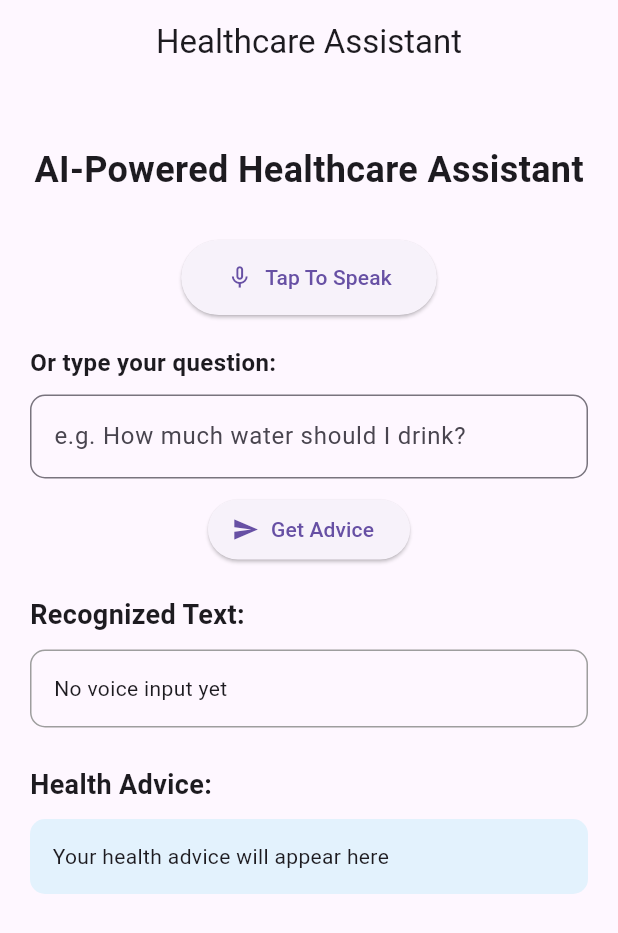
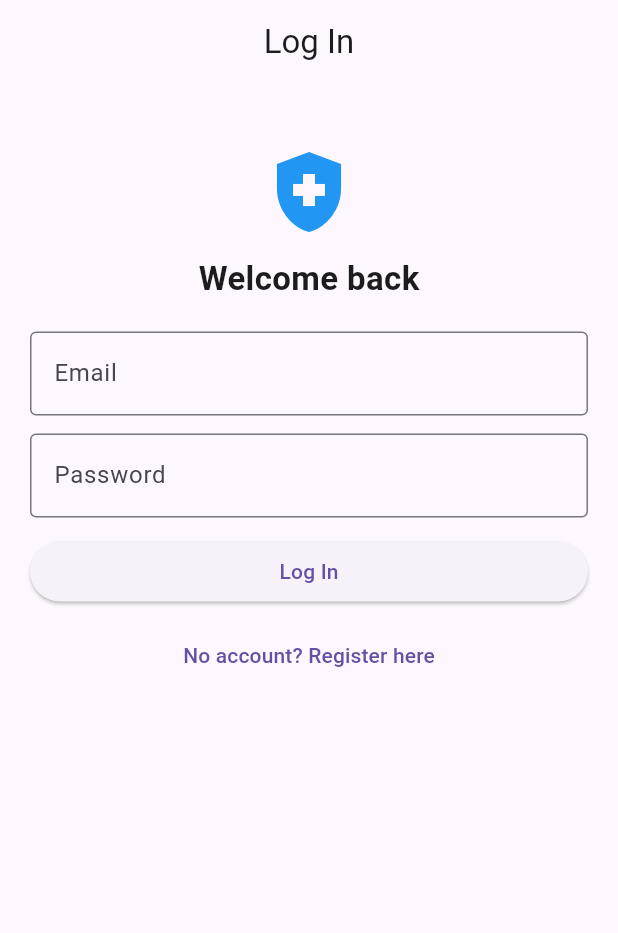
Before and after one commit to TONNY-TED/SE2026-24311351014-voice-health-advisor, a Flutter app: the screen it shows after launch, on a phone screen of 412 x 824 dp. Shown: the top 933 px of the screen. Run offline on Flutter 3.47's test engine with Material 3 defaults, Android fonts, the phone set to English and light mode, and no system bars; our stand-ins replace shared_preferences, speech_to_text.

Commit message:
log in pag and authontification service

```diff
--- a/lib/main.dart
+++ b/lib/main.dart
@@ -3,6 +3,10 @@ import 'package:flutter/material.dart';
 
 // Import Speech Recognition Module (Week 2: Voice Recognition)
 import 'package:healthcare_assistant/services/speech_service.dart';
+
+// Import Authentication Module (register / login / saved profile)
+import 'package:healthcare_assistant/services/auth_service.dart';
+import 'package:healthcare_assistant/screens/login_screen.dart';
 
 // Application entry point
 void main() {
@@ -21,14 +25,63 @@ class HealthcareAssistantApp extends StatelessWidget {
       theme: ThemeData(
         primarySwatch: Colors.blue,
       ),
-      home: const HomeScreen(),
+      // AuthGate decides: logged in -> HomeScreen, logged out -> LoginScreen.
+      home: const AuthGate(),
     );
   }
 }
 
-// Home Screen Widget
+// Auth gate: checks saved session on startup and switches screens.
+class AuthGate extends StatefulWidget {
+  const AuthGate({super.key});
+
+  @override
+  State<AuthGate> createState() => _AuthGateState();
+}
+
+class _AuthGateState extends State<AuthGate> {
+  // Auth service for session lookup.
+  final AuthService _auth = AuthService();
+
+  // Cached login state (null = still loading).
+  bool? _loggedIn;
+
+  @override
+  void initState() {
+    super.initState();
+    // Check saved profile once when app opens.
+    _checkSession();
+  }
+
+  // Look for a saved logged-in user.
+  Future<void> _checkSession() async {
+    final user = await _auth.currentUser();
+    setState(() => _loggedIn = user != null);
+  }
+
+  @override
+  Widget build(BuildContext context) {
+    // Show spinner while reading saved session.
+    if (_loggedIn == null) {
+      return const Scaffold(
+        body: Center(child: CircularProgressIndicator()),
+      );
+    }
+
+    // Logged in -> main app, else -> login.
+    if (_loggedIn!) {
+      return HomeScreen(onLoggedOut: () => setState(() => _loggedIn = false));
+    }
+    return LoginScreen(onLoggedIn: () => setState(() => _loggedIn = true));
+  }
+}
+
+// Home Screen Widget (main app after login)
 class HomeScreen extends StatefulWidget {
-  const HomeScreen({super.key});
+  // Called after logout so AuthGate can switch back to login.
+  final VoidCallback? onLoggedOut;
+
+  const HomeScreen({super.key, this.onLoggedOut});
 
   @override
   State<HomeScreen> createState() => _HomeScreenState();
@@ -37,6 +90,12 @@ class HomeScreen extends StatefulWidget {
 // Home Screen State: handles Week 2 voice flow
 // Tap Button -> Speak -> Text Appears -> Advice Appears
 class _HomeScreenState extends State<HomeScreen> {
+  // Auth service for profile display + logout.
+  final AuthService _auth = AuthService();
+
+  // Cached profile text shown in the app bar subtitle.
+  String _profileLabel = '';
+
   // Voice recognition module (all mic logic lives in this service).
   final SpeechService _speechService = SpeechService();
 
@@ -58,6 +117,23 @@ class _HomeScreenState extends State<HomeScreen> {
 
     // Prepare speech recognition early so tapping the mic is fast.
     _initSpeech();
+
+    // Load saved profile to show who is logged in.
+    _loadProfile();
+  }
+
+  // Load current user profile for the header + welcome text.
+  Future<void> _loadProfile() async {
+    final user = await _auth.currentUser();
+    if (mounted && user != null) {
+      setState(() => _profileLabel = '${user.name} (${user.email})');
+    }
+  }
+
+  // Log out and return to the login screen.
+  Future<void> _logout() async {
+    await _auth.logout();
+    widget.onLoggedOut?.call();
   }
 
   @override
@@ -160,10 +236,18 @@ class _HomeScreenState extends State<HomeScreen> {
   Widget build(BuildContext context) {
     return Scaffold(
 
-      // Top App Bar
+      // Top App Bar with saved profile + logout.
       appBar: AppBar(
         title: const Text("Healthcare Assistant"),
         centerTitle: true,
+        actions: [
+          // Logout button: clears session and shows login screen.
+          IconButton(
+            icon: const Icon(Icons.logout),
+            tooltip: 'Log out',
+            onPressed: _logout,
+          ),
+        ],
       ),
 
       // Screen Body (scrollable so keyboard does not overflow)
@@ -183,6 +267,16 @@ class _HomeScreenState extends State<HomeScreen> {
                   fontWeight: FontWeight.bold,
                 ),
               ),
+
+              // Saved user profile line (from register / login).
+              if (_profileLabel.isNotEmpty)
+                Padding(
+                  padding: const EdgeInsets.only(top: 8),
+                  child: Text(
+                    'Logged in as $_profileLabel',
+                    style: const TextStyle(color: Colors.grey),
+                  ),
+                ),
 
               const SizedBox(height: 30),
 
--- /dev/null
+++ b/lib/screens/login_screen.dart
@@ -0,0 +1,145 @@
+// Login Screen: email + password entry for existing users.
+
+import 'package:flutter/material.dart';
+
+import '../services/auth_service.dart';
+import 'register_screen.dart';
+
+class LoginScreen extends StatefulWidget {
+  // Called after a successful login so the app can reload the session.
+  final VoidCallback onLoggedIn;
+
+  const LoginScreen({super.key, required this.onLoggedIn});
+
+  @override
+  State<LoginScreen> createState() => _LoginScreenState();
+}
+
+class _LoginScreenState extends State<LoginScreen> {
+  // Auth logic lives in this service.
+  final AuthService _auth = AuthService();
+
+  // Controllers for the two input boxes.
+  final TextEditingController _emailController = TextEditingController();
+  final TextEditingController _passwordController = TextEditingController();
+
+  // Error text shown under the button (null = no error).
+  String? _error;
+
+  // Spinner while waiting for storage.
+  bool _busy = false;
+
+  @override
+  void dispose() {
+    // Free controllers when screen closes.
+    _emailController.dispose();
+    _passwordController.dispose();
+    super.dispose();
+  }
+
+  // Try to log in with the typed email + password.
+  Future<void> _doLogin() async {
+    setState(() {
+      _busy = true;
+      _error = null;
+    });
+
+    // Ask the auth module to validate credentials.
+    final err = await _auth.login(
+      email: _emailController.text,
+      password: _passwordController.text,
+    );
+
+    setState(() => _busy = false);
+
+    // Show error or notify the app that login succeeded.
+    if (err != null) {
+      setState(() => _error = err);
+    } else {
+      widget.onLoggedIn();
+    }
+  }
+
+  @override
+  Widget build(BuildContext context) {
+    return Scaffold(
+      // Top bar for the auth section.
+      appBar: AppBar(title: const Text('Log In'), centerTitle: true),
+      body: SingleChildScrollView(
+        child: Padding(
+          padding: const EdgeInsets.all(20),
+          child: Column(
+            children: [
+              const SizedBox(height: 20),
+              const Icon(Icons.health_and_safety, size: 64, color: Colors.blue),
+              const SizedBox(height: 10),
+              const Text(
+                'Welcome back',
+                style: TextStyle(fontSize: 22, fontWeight: FontWeight.bold),
+              ),
+              const SizedBox(height: 20),
+
+              // Email input box.
+              TextField(
+                controller: _emailController,
+                keyboardType: TextInputType.emailAddress,
+                decoration: const InputDecoration(
+                  labelText: 'Email',
+                  border: OutlineInputBorder(),
+                ),
+              ),
+              const SizedBox(height: 12),
+
+              // Password input box (hidden text).
+              TextField(
+                controller: _passwordController,
+                obscureText: true,
+                decoration: const InputDecoration(
+                  labelText: 'Password',
+                  border: OutlineInputBorder(),
+                ),
+                onSubmitted: (_) => _doLogin(),
+              ),
+              const SizedBox(height: 12),
+
+              // Error message area.
+              if (_error != null)
+                Text(_error!, style: const TextStyle(color: Colors.red)),
+              if (_error != null) const SizedBox(height: 8),
+
+              // Login button with spinner while busy.
+              SizedBox(
+                width: double.infinity,
+                child: ElevatedButton(
+                  onPressed: _busy ? null : _doLogin,
+                  child: _busy
+                      ? const SizedBox(
+                          height: 20,
+                          width: 20,
+                          child: CircularProgressIndicator(strokeWidth: 2),
+                        )
+                      : const Text('Log In'),
+                ),
+              ),
+              const SizedBox(height: 8),
+
+              // Link to registration for new users.
+              TextButton(
+                onPressed: () {
+                  Navigator.push(
+                    context,
+                    MaterialPageRoute(
+                      builder: (_) =>
+                          RegisterScreen(onRegistered: widget.onLoggedIn),
+                    ),
+                  );
+                },
+                child: const Text("No account? Register here"),
+              ),
+            ],
+          ),
+        ),
+      ),
+    );
+  }
+}
--- /dev/null
+++ b/lib/services/auth_service.dart
@@ -0,0 +1,121 @@
+// Authentication Module: register, login, save user profile locally.
+// Uses shared_preferences so the session survives app restarts.
+// NOTE (for report): passwords are plain text here — demo only, not production.
+
+import 'dart:convert';
+
+import 'package:shared_preferences/shared_preferences.dart';
+
+// Simple user profile model.
+class AppUser {
+  // Display name entered at registration.
+  final String name;
+
+  // Email acts as the unique login ID.
+  final String email;
+
+  const AppUser({required this.name, required this.email});
+
+  // Convert to JSON for storage.
+  Map<String, dynamic> toJson() => {'name': name, 'email': email};
+
+  // Rebuild from stored JSON.
+  factory AppUser.fromJson(Map<String, dynamic> json) {
+    return AppUser(
+      name: json['name'] as String? ?? '',
+      email: json['email'] as String? ?? '',
+    );
+  }
+}
+
+class AuthService {
+  // Key prefix for each registered user: users_<email>.
+  static const String _userPrefix = 'users_';
+
+  // Key holding the logged-in email (null = logged out).
+  static const String _currentUserKey = 'current_user_email';
+
+  // Register a new user. Returns null on success, error message on failure.
+  Future<String?> register({
+    required String name,
+    required String email,
+    required String password,
+  }) async {
+    // Basic validation so empty / bad input never gets stored.
+    if (name.trim().isEmpty) return 'Please enter your name.';
+    if (!_isValidEmail(email)) return 'Please enter a valid email.';
+    if (password.length < 4) return 'Password must be at least 4 characters.';
+
+    final prefs = await SharedPreferences.getInstance();
+    final key = _userPrefix + email.trim().toLowerCase();
+
+    // Block duplicate accounts for the same email.
+    if (prefs.containsKey(key)) {
+      return 'This email is already registered. Please log in.';
+    }
+
+    // Save user record including password (demo only).
+    final record = jsonEncode({
+      'name': name.trim(),
+      'email': email.trim().toLowerCase(),
+      'password': password,
+    });
+    await prefs.setString(key, record);
+
+    // Auto log in right after registration.
+    await prefs.setString(_currentUserKey, email.trim().toLowerCase());
+    return null;
+  }
+
+  // Log in with email + password. Returns null on success, error on failure.
+  Future<String?> login({
+    required String email,
+    required String password,
+  }) async {
+    if (!_isValidEmail(email)) return 'Please enter a valid email.';
+    if (password.isEmpty) return 'Please enter your password.';
+
+    final prefs = await SharedPreferences.getInstance();
+    final key = _userPrefix + email.trim().toLowerCase();
+    final raw = prefs.getString(key);
+
+    // No account found for this email.
+    if (raw == null) return 'No account found. Please register first.';
+
+    final data = jsonDecode(raw) as Map<String, dynamic>;
+
+    // Wrong password check.
+    if (data['password'] != password) {
+      return 'Wrong password. Try again.';
+    }
+
+    // Save login session.
+    await prefs.setString(_currentUserKey, email.trim().toLowerCase());
+    return null;
+  }
+
+  // Log out: clear only the session, keep registered accounts.
+  Future<void> logout() async {
+    final prefs = await SharedPreferences.getInstance();
+    await prefs.remove(_currentUserKey);
+  }
+
+  // Get the currently logged-in user profile, or null if logged out.
+  Future<AppUser?> currentUser() async {
+    final prefs = await SharedPreferences.getInstance();
+    final email = prefs.getString(_currentUserKey);
+    if (email == null) return null;
+
+    final raw = prefs.getString(_userPrefix + email);
+    if (raw == null) return null;
+
+    final data = jsonDecode(raw) as Map<String, dynamic>;
+    return AppUser.fromJson(data);
+  }
+
+  // Very small email check: must contain @ and a dot.
+  bool _isValidEmail(String email) {
+    final e = email.trim();
+    return e.contains('@') && e.contains('.');
+  }
+}
--- a/pubspec.yaml
+++ b/pubspec.yaml
@@ -35,6 +35,8 @@ dependencies:
   # Use with the CupertinoIcons class for iOS style icons.
   cupertino_icons: ^1.0.8
   speech_to_text: ^7.5.0
+  # Local auth storage: saves registered users + logged-in session on device.
+  shared_preferences: ^2.3.2
 
 dev_dependencies:
   flutter_test:
```
Also changed, not shown: lib/screens/register_screen.dart (added, +140 -0 lines), pubspec.lock, 1 other file.
